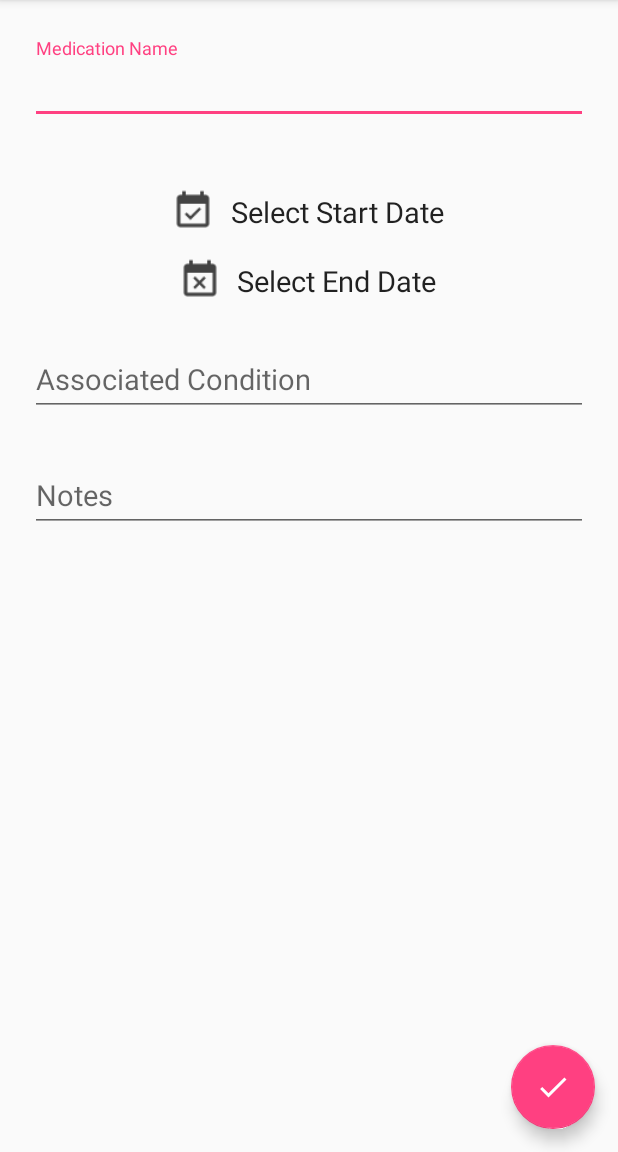
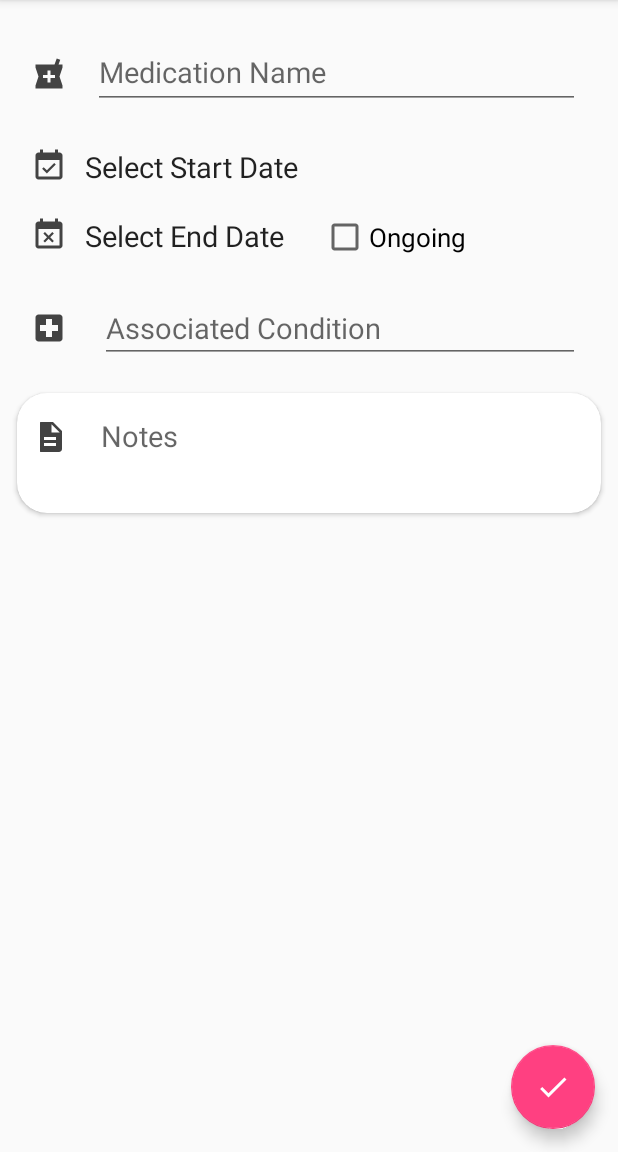
Before and after one commit to NameerRehman/MedTrack, an Android app: the MedInput screen opened directly, with no data from a screen before it, on a phone screen of 412 x 824 dp, the part 84-1236 px from its top. Run offline under Robolectric (Android 15) with nearby library versions, the phone set to English and light mode, and no system bars; our stand-ins replace Room's generated code.

Commit message:
Partially working nav drawer - added Ongoing checkbox and other fixes

```diff
--- a/app/src/main/AndroidManifest.xml
+++ b/app/src/main/AndroidManifest.xml
@@ -17,7 +17,8 @@
             </intent-filter>
         </activity>
         <activity android:name=".MedInput" />
-        <activity android:name=".MedEdit"></activity>
+        <activity android:name=".MedEdit" />
+        <activity android:name=".Calendar"></activity>
     </application>
 
 </manifest>
--- a/app/src/main/java/com/example/nameer/medtrack/MedInput.java
+++ b/app/src/main/java/com/example/nameer/medtrack/MedInput.java
@@ -5,12 +5,16 @@ import android.app.DatePickerDialog;
 import android.arch.persistence.room.Room;
 import android.content.Context;
 import android.content.Intent;
+import android.content.pm.ComponentInfo;
+import android.graphics.Color;
 import android.support.design.widget.FloatingActionButton;
 import android.support.v7.app.AppCompatActivity;
 import android.os.Bundle;
 import android.text.TextUtils;
 import android.util.Log;
 import android.view.View;
+import android.widget.CheckBox;
+import android.widget.CompoundButton;
 import android.widget.DatePicker;
 import android.widget.EditText;
 import android.widget.Spinner;
@@ -31,6 +35,7 @@ public class MedInput extends AppCompatActivity {
     private EditText selectMed;
     private EditText setCondition;
     private EditText setNotes;
+    private CheckBox ongoing;
     private DatePickerDialog.OnDateSetListener mStartDateListener;
     private DatePickerDialog.OnDateSetListener mEndDateListener;
     private String calStartDate;
@@ -50,6 +55,24 @@ public class MedInput extends AppCompatActivity {
         selectMed = (EditText) findViewById(R.id.selectMed);
         setCondition = (EditText) findViewById(R.id.setCondition);
         setNotes = (EditText) findViewById(R.id.setNotes);
+        ongoing = findViewById(R.id.ongoing);
+
+
+ongoing.setOnCheckedChangeListener(new CompoundButton.OnCheckedChangeListener() {
+    @Override
+    public void onCheckedChanged(CompoundButton buttonView, boolean isChecked) {
+        if(isChecked==true){
+            selectEnd.setText("Ongoing");
+            calEndDate = "Ongoing";
+            selectEnd.setClickable(false);
+            selectEnd.setTextColor(Color.parseColor("#D3D3D3"));
+        }else if(ongoing.isChecked()==false){
+            selectEnd.setClickable(true);
+            selectEnd.setTextColor(Color.parseColor("#000000"));
+
+        }
+    }
+});
 
 
         selectStart.setOnClickListener(new View.OnClickListener() {
--- a/app/src/main/res/layout/activity_med_input.xml
+++ b/app/src/main/res/layout/activity_med_input.xml
@@ -1,6 +1,5 @@
 <?xml version="1.0" encoding="utf-8"?>
-<android.support.design.widget.CoordinatorLayout
-    xmlns:android="http://schemas.android.com/apk/res/android"
+<android.support.design.widget.CoordinatorLayout xmlns:android="http://schemas.android.com/apk/res/android"
     xmlns:app="http://schemas.android.com/apk/res-auto"
     xmlns:tools="http://schemas.android.com/tools"
     android:layout_width="match_parent"
@@ -17,38 +16,56 @@
             android:layout_width="match_parent"
             android:layout_height="match_parent"
             android:orientation="vertical"
-        android:paddingHorizontal="10dp"
-        android:paddingVertical="10dp"
+            android:paddingBottom="20dp"
             tools:context=".MedInput">
+
+
+            <LinearLayout
+                android:layout_width="match_parent"
+                android:layout_height="wrap_content"
+                android:layout_marginHorizontal="15dp"
+                android:layout_marginTop="15dp"
+                android:orientation="horizontal">
+
+                <ImageView
+                    android:layout_width="wrap_content"
+                    android:layout_height="wrap_content"
+                    android:layout_gravity="center_vertical"
+                    android:paddingLeft="5dp"
+                    android:paddingRight="12dp"
+                    android:paddingTop="12dp"
+                    android:scaleX="1"
+                    android:scaleY="1"
+                    android:src="@drawable/ic_local_pharmacy_black_24dp" />
 
                 <android.support.design.widget.TextInputLayout
                     android:layout_width="match_parent"
                     android:layout_height="wrap_content"
-            android:layout_marginTop="15dp"
                     android:defaultFocusHighlightEnabled="false"
                     android:focusableInTouchMode="true"
                     android:focusedByDefault="false">
-
 
                     <EditText
                         android:id="@+id/selectMed"
                         style="@android:style/Widget.Material.Light.EditText"
                         android:layout_width="match_parent"
                         android:layout_height="wrap_content"
-                android:layout_marginLeft="10dp"
+                        android:layout_marginLeft="5dp"
                         android:layout_marginRight="10dp"
-                android:layout_marginVertical="20dp"
                         android:hint="Medication Name "
+                        android:selectAllOnFocus="false"
                         android:singleLine="true"
+                        android:textAlignment="center"
                         android:textAppearance="@android:style/TextAppearance.Material.Subhead"
                         android:textSize="19sp" />
                 </android.support.design.widget.TextInputLayout>
 
+            </LinearLayout>
 
             <LinearLayout
                 android:layout_width="wrap_content"
                 android:layout_height="wrap_content"
-            android:layout_gravity="center_horizontal"
+                android:layout_marginHorizontal="15dp"
                 android:layout_marginTop="15dp"
                 android:orientation="horizontal">
 
@@ -59,8 +76,8 @@
                     android:layout_gravity="center_vertical"
                     android:paddingLeft="5dp"
                     android:paddingRight="12dp"
-                android:scaleX="1.2"
-                android:scaleY="1.2"
+                    android:scaleX="1"
+                    android:scaleY="1"
                     android:src="@drawable/ic_start_date" />
 
                 <TextView
@@ -68,9 +85,7 @@
                     android:layout_width="match_parent"
                     android:layout_height="wrap_content"
                     android:layout_gravity="center_vertical"
-                android:gravity="center_horizontal"
-                android:paddingBottom="10dp"
-                android:paddingTop="10dp"
+                    android:paddingVertical="10dp"
                     android:text="Select Start Date "
                     android:textAppearance="@android:style/TextAppearance.Material.Subhead"
                     android:textSize="19sp" />
@@ -79,7 +94,7 @@
             <LinearLayout
                 android:layout_width="wrap_content"
                 android:layout_height="wrap_content"
-            android:layout_gravity="center_horizontal"
+                android:layout_marginHorizontal="15dp"
                 android:orientation="horizontal">
 
                 <ImageView
@@ -89,27 +104,44 @@
                     android:layout_gravity="center_vertical"
                     android:paddingLeft="5dp"
                     android:paddingRight="12dp"
-                android:scaleX="1.2"
-                android:scaleY="1.2"
+                    android:scaleX="1"
+                    android:scaleY="1"
                     android:src="@drawable/ic_end_date" />
 
                 <TextView
                     android:id="@+id/selectEnd"
+                    android:layout_width="match_parent"
+                    android:layout_height="wrap_content"
+                    android:paddingVertical="10dp"
+                    android:text="Select End Date "
+                    android:textAppearance="@android:style/TextAppearance.Material.Subhead"
+                    android:textSize="19sp"
+                    android:paddingRight="20dp"/>
+                <CheckBox
                     android:layout_width="wrap_content"
                     android:layout_height="wrap_content"
-                android:layout_gravity="center_horizontal"
-                android:gravity="center_horizontal"
-                android:paddingBottom="10dp"
-                android:paddingTop="10dp"
-                android:text="Select End Date "
-                android:textAppearance="@android:style/TextAppearance.Material.Subhead"
-                android:textSize="19sp" />
+                    android:id="@+id/ongoing"
+                    android:text="Ongoing"
+                    android:textSize="17sp"
+                    />
             </LinearLayout>
 
-        <android.support.design.widget.TextInputLayout
+            <LinearLayout
                 android:layout_width="match_parent"
                 android:layout_height="wrap_content"
-            android:layout_marginVertical="10dp">
+                android:layout_marginHorizontal="15dp"
+                android:layout_marginTop="15dp"
+                android:orientation="horizontal">
+
+                <ImageView
+                    android:layout_width="wrap_content"
+                    android:layout_height="wrap_content"
+                    android:layout_gravity="center_vertical"
+                    android:paddingLeft="5dp"
+                    android:paddingRight="12dp"
+                    android:scaleX="1"
+                    android:scaleY="1"
+                    android:src="@drawable/ic_local_hospital_black_24dp" />
 
                 <EditText
                     android:id="@+id/setCondition"
@@ -122,27 +154,54 @@
                     android:singleLine="true"
                     android:textAppearance="@android:style/TextAppearance.Material.Subhead"
                     android:textSize="19sp" />
-        </android.support.design.widget.TextInputLayout>
+            </LinearLayout>
 
 
-        <android.support.design.widget.TextInputLayout
+            <android.support.v7.widget.CardView
                 android:layout_width="match_parent"
                 android:layout_height="wrap_content"
-            android:layout_marginVertical="10dp">
+                android:layout_marginHorizontal="11dp"
+                android:layout_marginTop="20dp"
+                android:elevation="1dp"
+                android:minHeight="80dp"
+                app:cardCornerRadius="20dp">
+
+                <LinearLayout
+                    android:layout_width="wrap_content"
+                    android:layout_height="wrap_content"
+                    android:layout_marginHorizontal="15dp"
+                    android:layout_marginTop="15dp"
+                    android:orientation="horizontal">
+
+                    <ImageView
+                        android:layout_width="wrap_content"
+                        android:layout_height="wrap_content"
+                        android:paddingLeft="-5dp"
+                        android:paddingRight="12dp"
+                        android:paddingTop="2dp"
+                        android:scaleX="1"
+                        android:scaleY="1"
+                        android:src="@drawable/ic_notes" />
 
                     <EditText
                         android:id="@+id/setNotes"
                         style="@android:style/Widget.Material.Light.EditText"
                         android:layout_width="match_parent"
                         android:layout_height="wrap_content"
+                        android:layout_marginBottom="10dp"
                         android:layout_marginLeft="10dp"
                         android:layout_marginRight="10dp"
+                        android:background="@android:color/transparent"
                         android:hint="Notes "
                         android:textAppearance="@android:style/TextAppearance.Material.Subhead"
                         android:textSize="19sp" />
+                </LinearLayout>
+            </android.support.v7.widget.CardView>
 
-        </android.support.design.widget.TextInputLayout>
-
+            <LinearLayout
+                android:layout_width="wrap_content"
+                android:layout_height="wrap_content"
+                android:minHeight="15dp"></LinearLayout>
         </LinearLayout>
     </ScrollView>
 
@@ -153,8 +212,8 @@
         android:layout_gravity="bottom|end"
         android:layout_marginBottom="10dp"
         android:layout_marginHorizontal="15dp"
+        android:layout_marginVertical="15dp"
         android:paddingBottom="6dp"
-        android:layout_marginVertical="15dp"
         android:src="@drawable/ic_check_white"
         app:fabSize="normal" />
 
--- a/app/src/main/res/layout/fragment_calendar.xml
+++ /dev/null
@@ -1,6 +0,0 @@
-<?xml version="1.0" encoding="utf-8"?>
-<RelativeLayout
-    xmlns:android="http://schemas.android.com/apk/res/android" android:layout_width="match_parent"
-    android:layout_height="match_parent">
-
-</RelativeLayout>
--- a/app/src/main/res/values/styles.xml
+++ b/app/src/main/res/values/styles.xml
@@ -12,4 +12,9 @@
         <item name="windowActionBar">false</item>
         <item name="windowNoTitle">true</item>
     </style>
+
+    <style name="AppTheme.AppBarOverlay" parent="ThemeOverlay.AppCompat.Dark.ActionBar" />
+
+    <style name="AppTheme.PopupOverlay" parent="ThemeOverlay.AppCompat.Light" />
+
 </resources>
```
Also changed, not shown: app/src/main/java/com/example/nameer/medtrack/Calendar.java (added, +28 -0 lines), app/src/main/java/com/example/nameer/medtrack/CalendarFragment.java (deleted, +0 -23 lines), app/src/main/java/com/example/nameer/medtrack/MainActivity.java (+6 -7 lines), app/src/main/java/com/example/nameer/medtrack/MedEdit.java (+49 -12 lines), app/src/main/res/drawable/side_nav_bar.xml (added, +9 -0 lines), app/src/main/res/layout/activity_calendar.xml (added, +14 -0 lines), app/src/main/res/layout/activity_main.xml (+6 -4 lines), app/src/main/res/layout/activity_med_edit.xml (+29 -5 lines), app/src/main/res/layout/app_bar_nav.xml (added, +12 -0 lines), app/src/main/res/layout/content_nav.xml (added, +12 -0 lines), app/src/main/res/layout/nav_header_nav.xml (added, +31 -0 lines), app/src/main/res/values-v21/styles.xml (added, +8 -0 lines), app/src/main/res/values/dimens.xml (added, +8 -0 lines), app/src/main/res/values/strings.xml (+7 -0 lines). Lines whose indentation alone changed are shown as unchanged.
